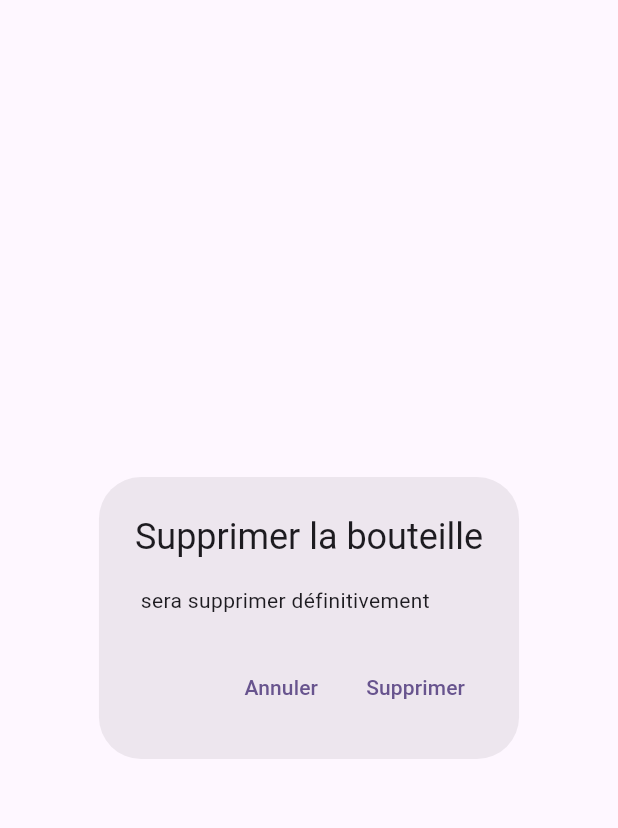
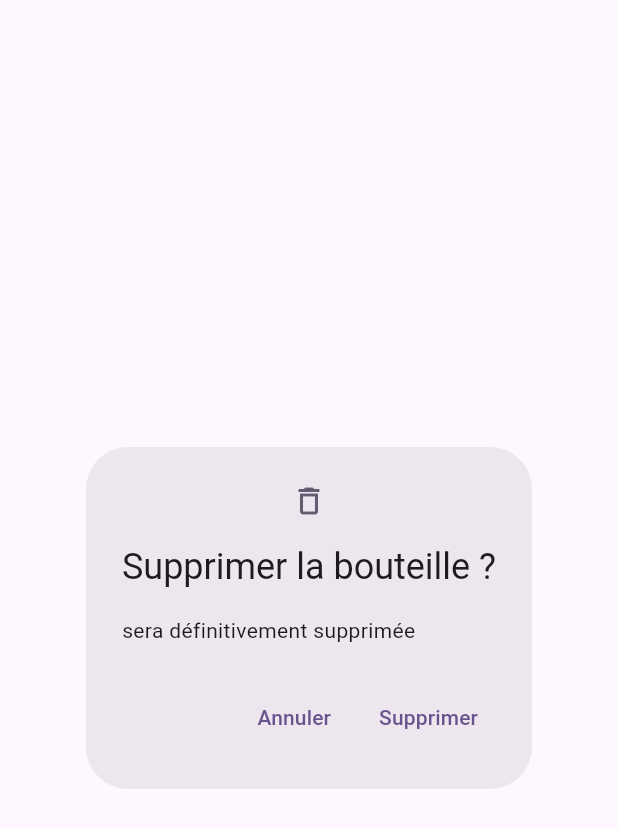
Before and after one commit to Miunn/cave_manager, a Flutter app: the DeleteBottleDialog widget shown alone on an empty page, opened directly with empty values, on a phone screen of 412 x 824 dp. Shown: the top 828 px of the screen. Run offline on Flutter 3.47's test engine with Material 3 defaults, Android fonts, the phone set to English and light mode, and no system bars; our stand-ins replace camera, country_picker, material_design_icons_flutter, shared_preferences, sqflite; missing offline and left inert: flutter_mobile_vision_2; accounts and stored records are empty.

Commit message:
Delete icon on delete bottle dialog

```diff
--- a/lib/widgets/delete_bottle_dialog.dart
+++ b/lib/widgets/delete_bottle_dialog.dart
@@ -10,8 +10,9 @@ class DeleteBottleDialog extends StatelessWidget {
   @override
   Widget build(BuildContext context) {
     return AlertDialog(
-      title: const Text("Supprimer la bouteille"),
-      content: Text("${bottle.name} sera supprimer définitivement"),
+      icon: const Icon(Icons.delete_outline),
+      title: const Text("Supprimer la bouteille ?"),
+      content: Text("${bottle.name}sera définitivement supprimée"),
       actions: <Widget>[
         TextButton(
           onPressed: () => Navigator.pop(context, false),
```
